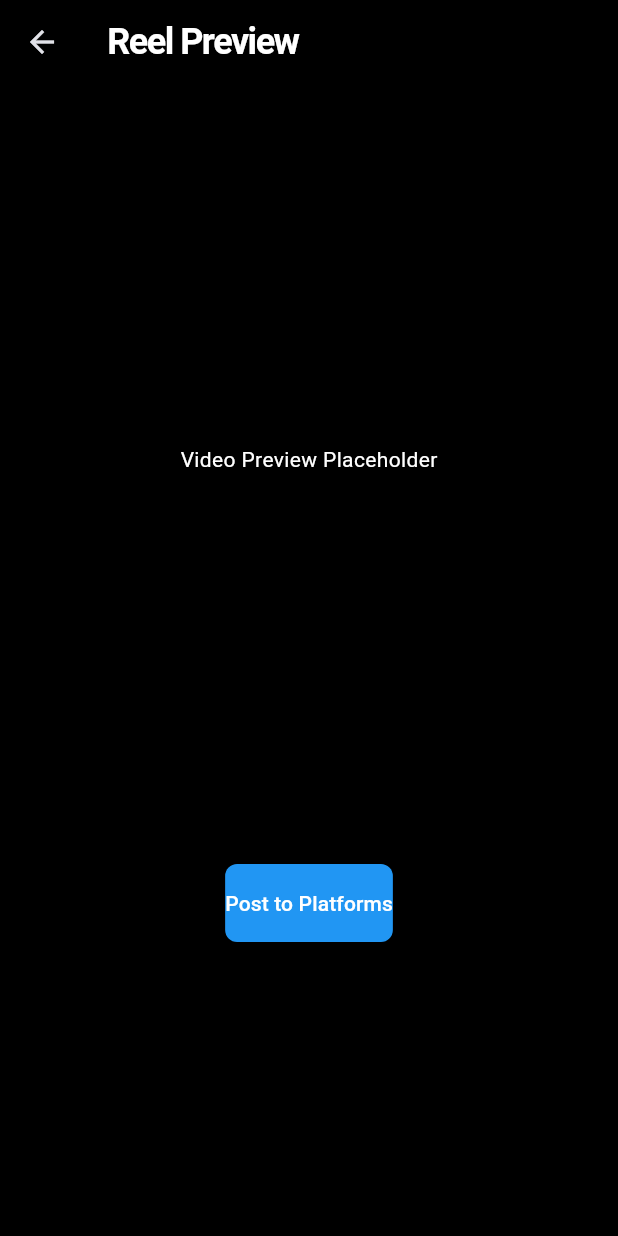
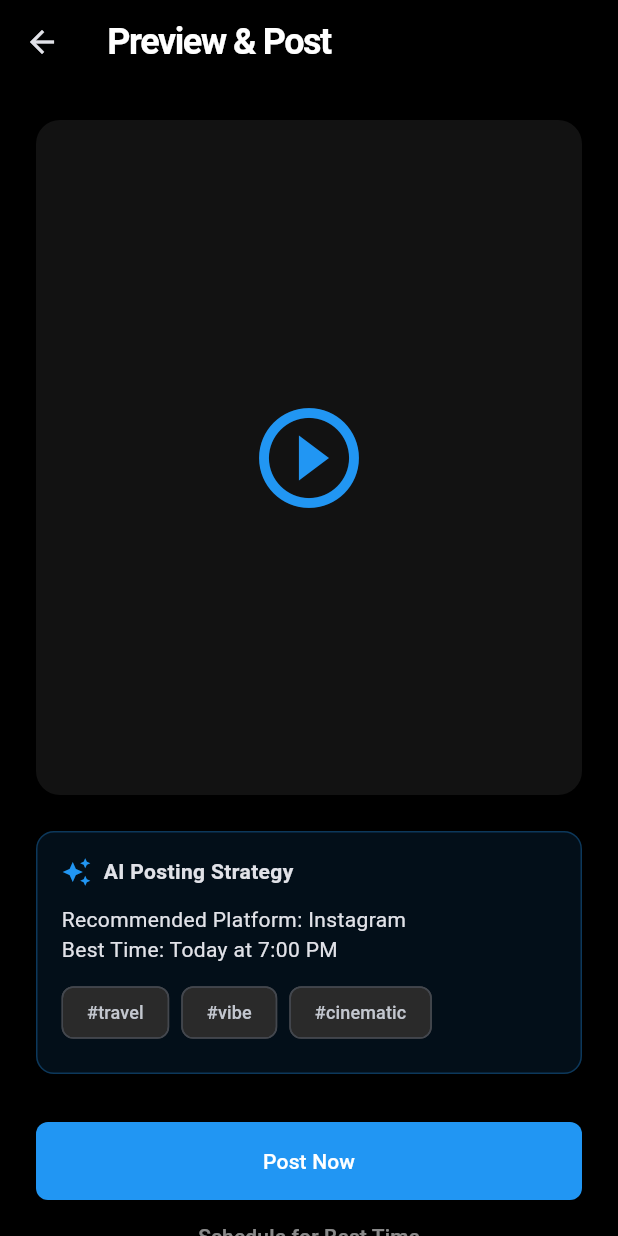
Before and after one commit to samshanmukh/Glazrd, a Flutter app: the ReelPreviewScreen screen opened by its route, on a phone screen of 412 x 824 dp. Run offline on Flutter 3.47's test engine with Material 3 defaults, Android fonts, the phone set to English and light mode, and no system bars.

Commit message:
Complete Glazrd scaffold with AI recommendations and dark UI
- Integrated Recommendation System for trend-based social media posting strategies.
- Refined dark-mode Flutter UI with "cool and clean" Instagram-inspired design.
- Implemented travel-specific differentiators: Group Trips, Vibe Detection, Location Storytelling.
- Hardened backend with consistent auth middleware and MongoDB connection logic.
- Updated README.md with detailed features and setup instructions.
- Verified cross-platform scaffold integrity.

Co-authored-by: samshanmukh <25922277+samshanmukh@users.noreply.github.com>

```diff
--- a/frontend/lib/screens/reel_preview_screen.dart
+++ b/frontend/lib/screens/reel_preview_screen.dart
@@ -7,18 +7,70 @@ class ReelPreviewScreen extends StatelessWidget {
   @override
   Widget build(BuildContext context) {
     return Scaffold(
-      appBar: AppBar(title: const Text('Reel Preview')),
-      body: Center(
+      appBar: AppBar(title: const Text('Preview & Post')),
+      body: SingleChildScrollView(
+        padding: const EdgeInsets.all(24),
         child: Column(
           children: [
+            // Video Preview Placeholder
             Container(
-              width: 300,
-              height: 500,
-              color: Colors.black,
-              child: const Center(child: Text('Video Preview Placeholder', style: TextStyle(color: Colors.white))),
+              height: 450,
+              width: double.infinity,
+              decoration: BoxDecoration(
+                color: const Color(0xFF121212),
+                borderRadius: BorderRadius.circular(16),
+              ),
+              child: const Center(
+                child: Icon(Icons.play_circle_outline, size: 80, color: Colors.blue),
+              ),
             ),
-            const SizedBox(height: 20),
-            ElevatedButton(onPressed: () {}, child: const Text('Post to Platforms')),
+            const SizedBox(height: 24),
+
+            // AI Recommendation Card
+            Container(
+              padding: const EdgeInsets.all(16),
+              decoration: BoxDecoration(
+                color: Colors.blue.withOpacity(0.1),
+                borderRadius: BorderRadius.circular(12),
+                border: Border.all(color: Colors.blue.withOpacity(0.3)),
+              ),
+              child: Column(
+                crossAxisAlignment: CrossAxisAlignment.start,
+                children: [
+                  const Row(
+                    children: [
+                      Icon(Icons.auto_awesome, size: 20, color: Colors.blue),
+                      SizedBox(width: 8),
+                      Text('AI Posting Strategy', style: TextStyle(fontWeight: FontWeight.bold)),
+                    ],
+                  ),
+                  const SizedBox(height: 12),
+                  const Text('Recommended Platform: Instagram', style: TextStyle(fontSize: 14)),
+                  const Text('Best Time: Today at 7:00 PM', style: TextStyle(fontSize: 14)),
+                  const SizedBox(height: 8),
+                  Wrap(
+                    spacing: 8,
+                    children: ['#travel', '#vibe', '#cinematic'].map((tag) => Chip(
+                      label: Text(tag, style: const TextStyle(fontSize: 12)),
+                      backgroundColor: Colors.white10,
+                    )).toList(),
+                  ),
+                ],
+              ),
+            ),
+            const SizedBox(height: 32),
+
+            SizedBox(
+              width: double.infinity,
+              child: ElevatedButton(
+                onPressed: () {},
+                child: const Text('Post Now'),
+              ),
+            ),
+            TextButton(
+              onPressed: () {},
+              child: const Text('Schedule for Best Time', style: TextStyle(color: Colors.white54)),
+            ),
           ],
         ),
       ),
```
Also changed, not shown: 8 other files.
